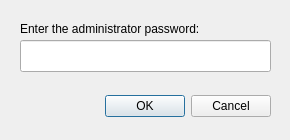
arvl130/qlibmgsys, file passworddialog.ui: the form before one commit.
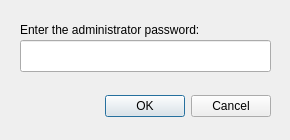
The form after the commit.

```diff
--- a/passworddialog.ui
+++ b/passworddialog.ui
@@ -33,9 +33,9 @@
    <property name="geometry">
     <rect>
      <x>20</x>
-     <y>20</y>
+     <y>19</y>
      <width>241</width>
-     <height>18</height>
+     <height>21</height>
     </rect>
    </property>
    <property name="text">
```
Left out of the diff: 5 changed lines with no effect on the pictures.
